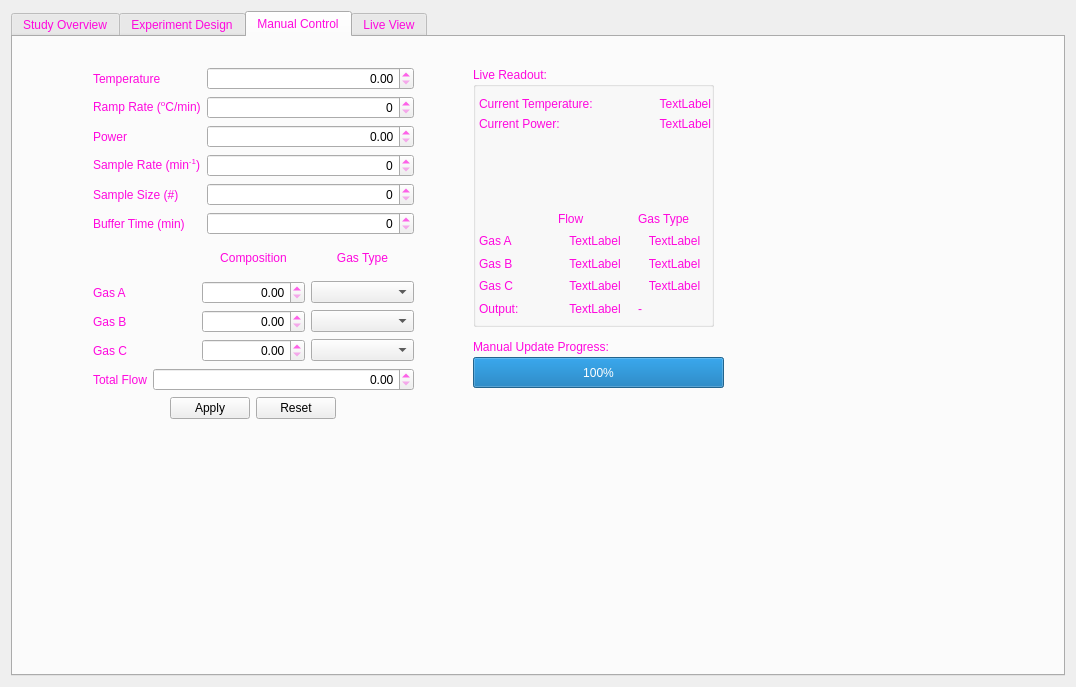
Qt form reactorUI.ui (Dionne-Lab/catalight) before a commit.
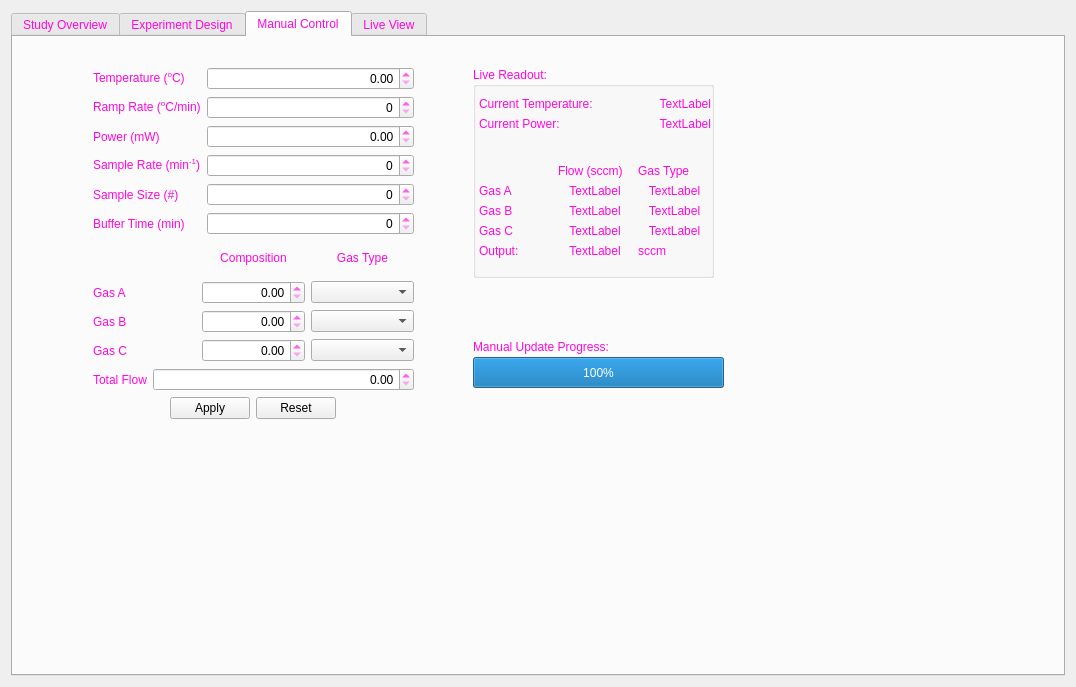
The same form after that commit. The open tabs and pages were chosen to show the change. Icons and pictures are not drawn.

Diff of the .ui file:
```diff
--- a/reactorUI.ui
+++ b/reactorUI.ui
@@ -657,7 +657,7 @@
           <item row="0" column="0">
            <widget class="QLabel" name="label_60">
             <property name="text">
-             <string>Temperature</string>
+             <string>&lt;html&gt;&lt;head/&gt;&lt;body&gt;&lt;p&gt;Temperature (&lt;span style=&quot; vertical-align:super;&quot;&gt;o&lt;/span&gt;C)&lt;/p&gt;&lt;/body&gt;&lt;/html&gt;</string>
             </property>
            </widget>
           </item>
@@ -678,7 +678,7 @@
           <item row="2" column="0">
            <widget class="QLabel" name="label_63">
             <property name="text">
-             <string>Power</string>
+             <string>Power (mW)</string>
             </property>
            </widget>
           </item>
@@ -886,7 +886,7 @@
          <x>460</x>
          <y>30</y>
          <width>241</width>
-         <height>260</height>
+         <height>211</height>
         </rect>
        </property>
        <property name="title">
@@ -898,7 +898,7 @@
           <x>6</x>
           <y>30</y>
           <width>232</width>
-          <height>220</height>
+          <height>161</height>
          </rect>
         </property>
         <layout class="QVBoxLayout" name="verticalLiveReadout1">
@@ -982,7 +982,7 @@
            <item row="4" column="2">
             <widget class="QLabel" name="label_73">
              <property name="text">
-              <string>-</string>
+              <string>sccm</string>
              </property>
             </widget>
            </item>
@@ -1003,7 +1003,7 @@
            <item row="0" column="1">
             <widget class="QLabel" name="label_65">
              <property name="text">
-              <string>Flow</string>
+              <string>Flow (sccm)</string>
              </property>
             </widget>
            </item>
```
Left out of the diff: 6 changed lines with no effect on the pictures.
